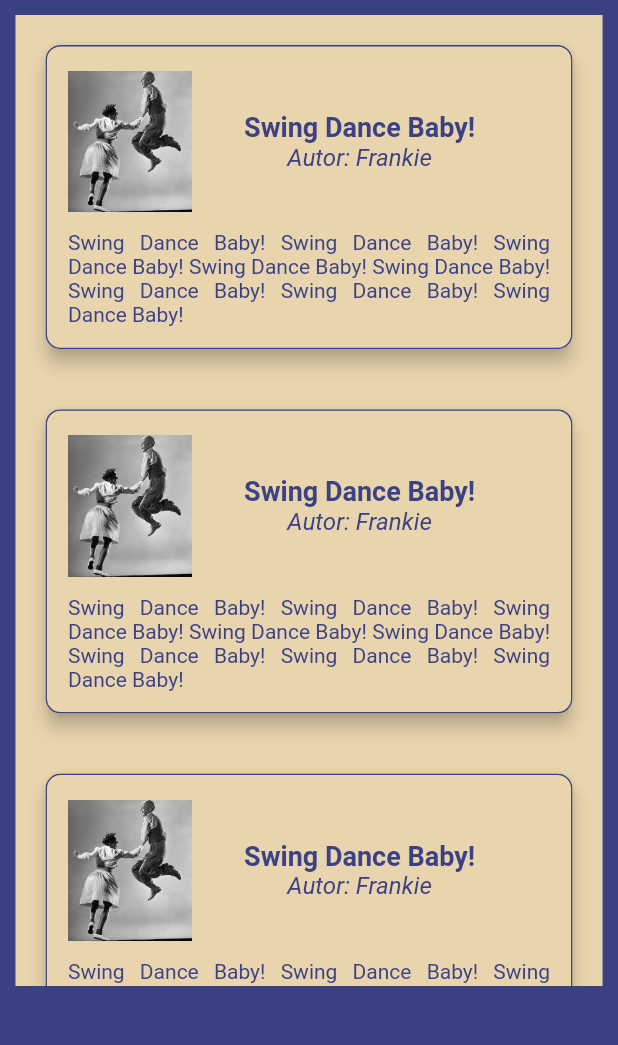
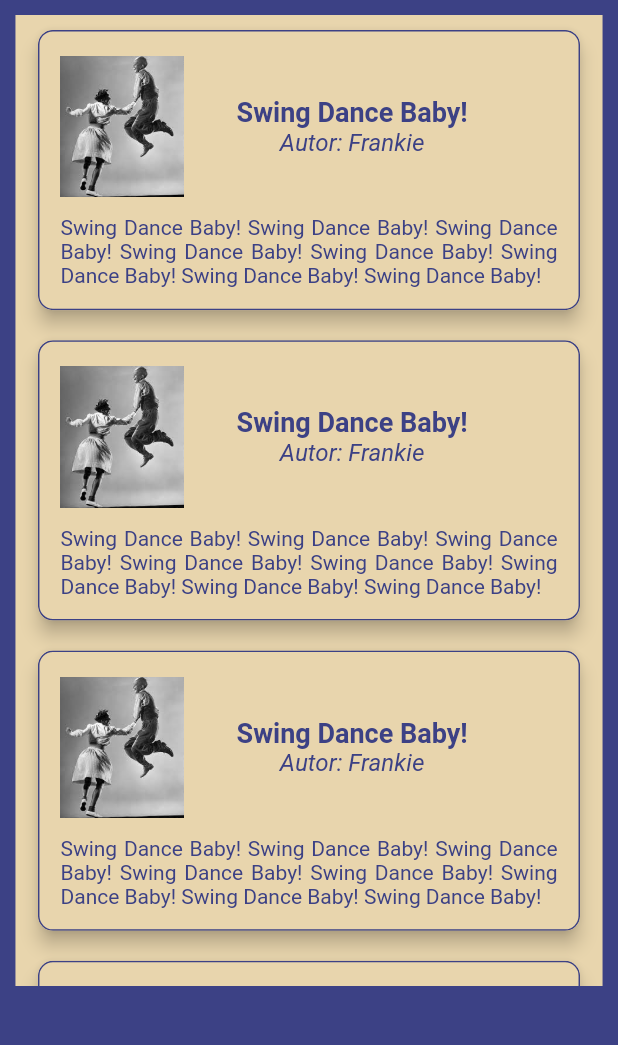
Before and after one commit to FredAPP/lindy, a Flutter app: the ArticlesPage screen opened directly, on a phone screen of 412 x 824 dp, the part 100-1145 px from its top. Run offline on Flutter 3.47's test engine with Material 2 defaults, Android fonts, the phone set to English and light mode, and no system bars; our stand-ins replace persistent_bottom_nav_bar, youtube_player_flutter.

```diff
--- a/lib/main.dart
+++ b/lib/main.dart
@@ -4,7 +4,7 @@ import 'package:lindyapp/pages/login.dart';
 
 void main() {
   SystemChrome.setSystemUIOverlayStyle(SystemUiOverlayStyle(
-    statusBarColor: Colors.transparent,
+    statusBarColor: Colors.black,
   ));
   runApp(MyApp());
 }
--- a/lib/pages/articles_page.dart
+++ b/lib/pages/articles_page.dart
@@ -56,6 +56,10 @@ Widget lindyCard(context) {
   var width = screenSize.width;
   // var heightBody = screenSize.height - 160;
   return Card(
+    margin: EdgeInsets.symmetric(
+      vertical: 10,
+      horizontal: 15,
+    ),
     child: Padding(
       padding: const EdgeInsets.all(10.0),
       child: Column(
@@ -115,6 +119,5 @@ Widget lindyCard(context) {
           width: 1,
         )),
     elevation: 5,
-    margin: EdgeInsets.all(20),
   );
 }
```
